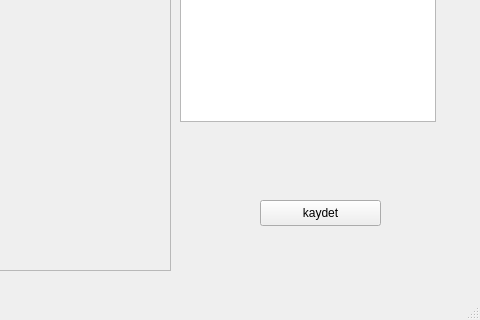
Before: the Qt Designer form pyqt5FaceDetection/genelTasarim.ui in Muratoksuz01/detectFace, drawn with Qt 5; both pictures show x 320 to 800 and y 280 to 600 of the 800 by 600 pixel window.
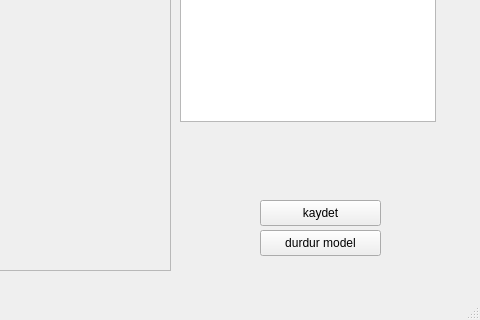
After: the same form once the commit is applied.

Commit message: model egitildi uygularken birtakım problemler var

```diff
--- a/pyqt5FaceDetection/genelTasarim.ui
+++ b/pyqt5FaceDetection/genelTasarim.ui
@@ -121,6 +121,19 @@
      <enum>QAbstractItemView::MultiSelection</enum>
     </property>
    </widget>
+   <widget class="QPushButton" name="btn_durdur">
+    <property name="geometry">
+     <rect>
+      <x>580</x>
+      <y>510</y>
+      <width>121</width>
+      <height>26</height>
+     </rect>
+    </property>
+    <property name="text">
+     <string>durdur model</string>
+    </property>
+   </widget>
   </widget>
   <widget class="QMenuBar" name="menubar">
    <property name="geometry">
```
The commit also changes 6 other files.
